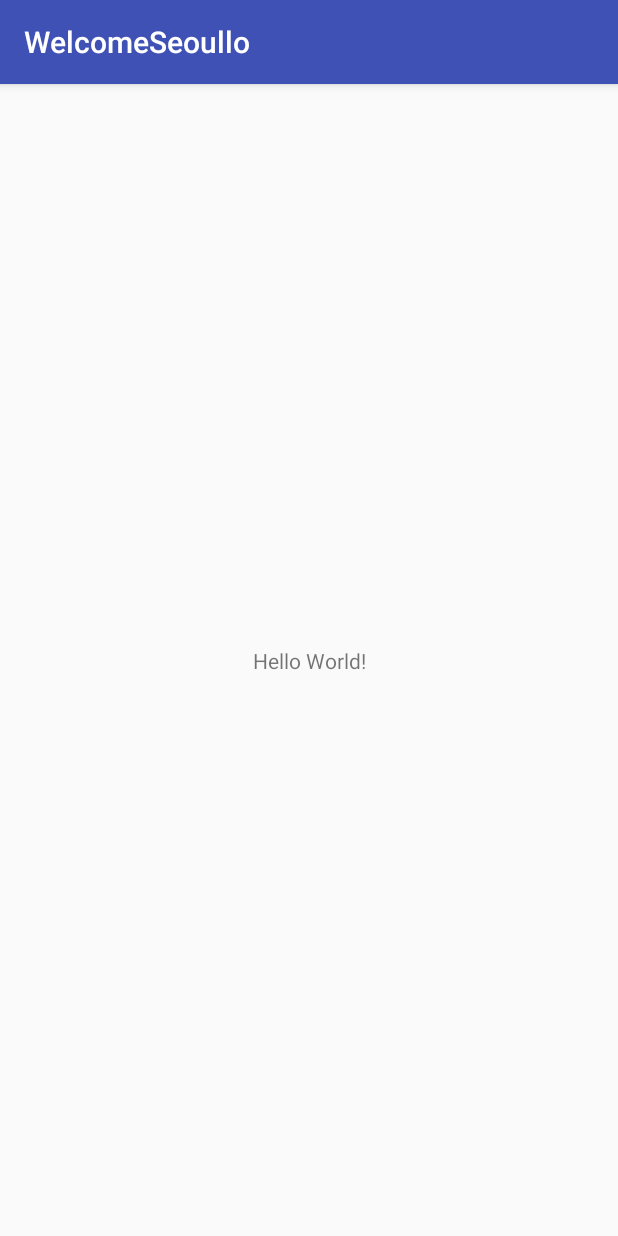
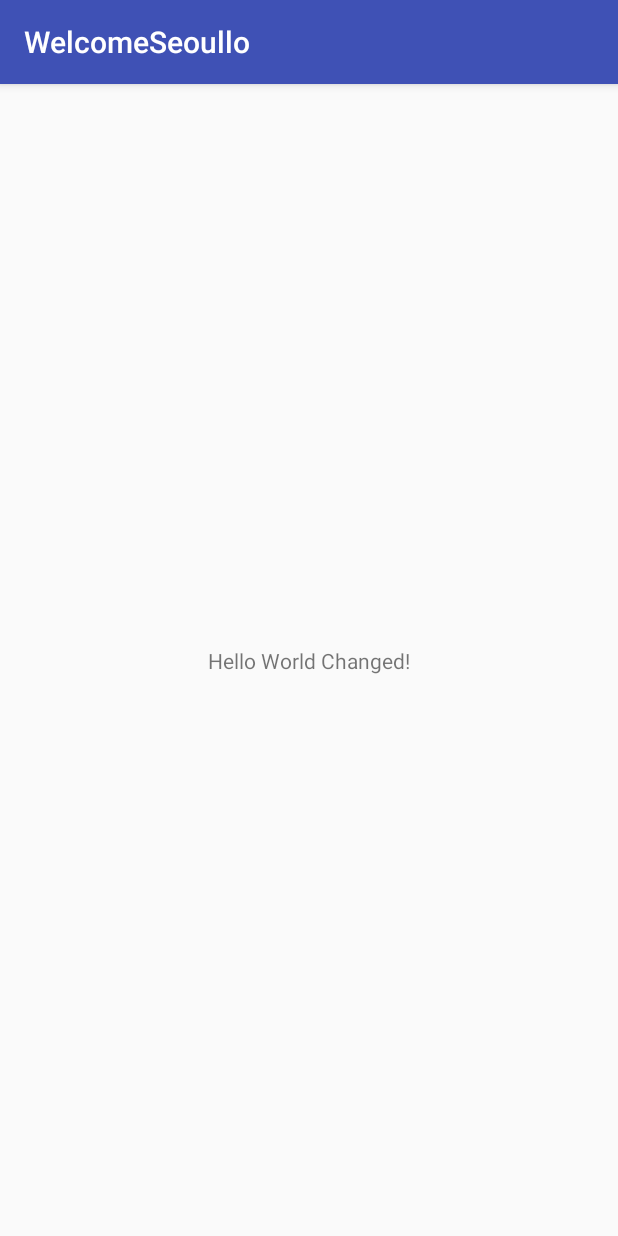
Before and after one commit to sonjangwon/WelcomeSeoullo, an Android app: the screen it shows after launch (MainActivity), on a phone screen of 412 x 824 dp. Run offline under Robolectric (Android 15) with nearby library versions, the phone set to English and light mode, and no system bars.

Commit message:
Feature branch test commit

```diff
--- a/WelcomeSeoullo/app/src/main/res/layout/activity_main.xml
+++ b/WelcomeSeoullo/app/src/main/res/layout/activity_main.xml
@@ -9,7 +9,7 @@
     <TextView
         android:layout_width="wrap_content"
         android:layout_height="wrap_content"
-        android:text="Hello World!"
+        android:text="Hello World Changed!"
         app:layout_constraintBottom_toBottomOf="parent"
         app:layout_constraintLeft_toLeftOf="parent"
         app:layout_constraintRight_toRightOf="parent"
```
